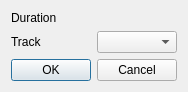
Before: the Qt Designer form src/widgets/spacerdialog_ui.ui in KDE/kdenlive, drawn with Qt 5.
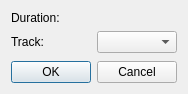
After: the same form once the commit is applied. Custom widgets are drawn as their Qt base class.

```diff
--- a/src/widgets/spacerdialog_ui.ui
+++ b/src/widgets/spacerdialog_ui.ui
@@ -6,8 +6,8 @@
    <rect>
     <x>0</x>
     <y>0</y>
-    <width>180</width>
-    <height>85</height>
+    <width>184</width>
+    <height>94</height>
    </rect>
   </property>
   <property name="windowTitle">
@@ -27,14 +27,14 @@
    <item row="0" column="0">
     <widget class="QLabel" name="clip_filesize_2">
      <property name="text">
-      <string>Duration</string>
+      <string>Duration:</string>
      </property>
     </widget>
    </item>
    <item row="1" column="0">
     <widget class="QLabel" name="clip_filesize_3">
      <property name="text">
-      <string>Track</string>
+      <string>Track:</string>
      </property>
     </widget>
    </item>
```
